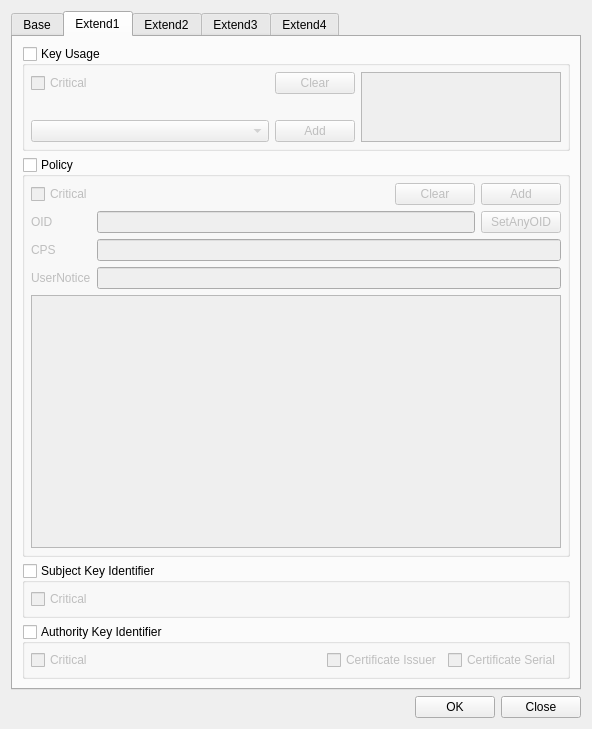
jykim74/CertMan, file CertMan/make_cert_profile_dlg.ui: the form before one commit.
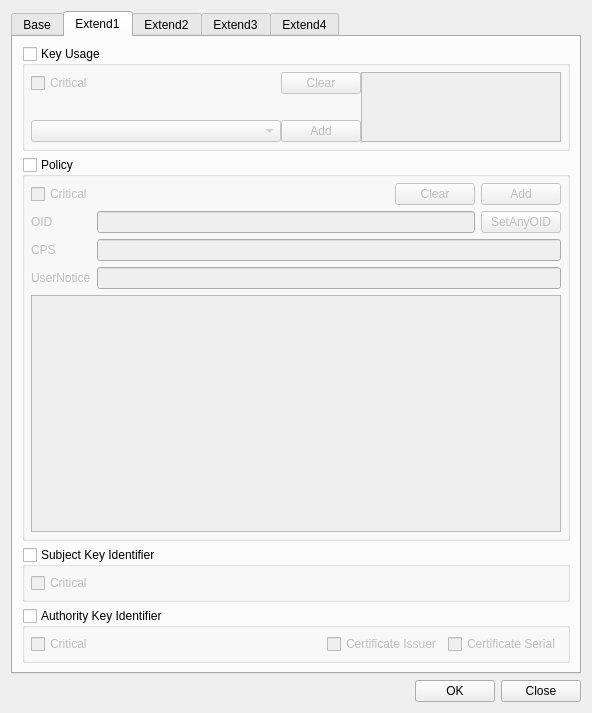
The form after the commit. The open tabs and pages were chosen to show the change.

Commit message: UI 개선

```diff
--- a/CertMan/make_cert_profile_dlg.ui
+++ b/CertMan/make_cert_profile_dlg.ui
@@ -7,7 +7,7 @@
     <x>0</x>
     <y>0</y>
     <width>592</width>
-    <height>729</height>
+    <height>713</height>
    </rect>
   </property>
   <property name="windowTitle">
@@ -572,6 +572,12 @@
           <property name="bottomMargin">
            <number>6</number>
           </property>
+          <property name="horizontalSpacing">
+           <number>6</number>
+          </property>
+          <property name="verticalSpacing">
+           <number>0</number>
+          </property>
           <item row="0" column="0">
            <layout class="QGridLayout" name="gridLayout_25">
             <item row="1" column="0">
@@ -656,6 +662,9 @@
           <bool>false</bool>
          </property>
          <layout class="QVBoxLayout" name="verticalLayout_7">
+          <property name="spacing">
+           <number>6</number>
+          </property>
           <property name="leftMargin">
            <number>6</number>
           </property>
@@ -778,6 +787,9 @@
           <bool>false</bool>
          </property>
          <layout class="QVBoxLayout" name="verticalLayout_8">
+          <property name="spacing">
+           <number>6</number>
+          </property>
           <property name="leftMargin">
            <number>6</number>
           </property>
@@ -835,6 +847,9 @@
           <bool>false</bool>
          </property>
          <layout class="QVBoxLayout" name="verticalLayout_9">
+          <property name="spacing">
+           <number>6</number>
+          </property>
           <property name="leftMargin">
            <number>6</number>
           </property>
```
Left out of the diff: 33 changed lines with no effect on the pictures. The commit also changes 4 other files.
